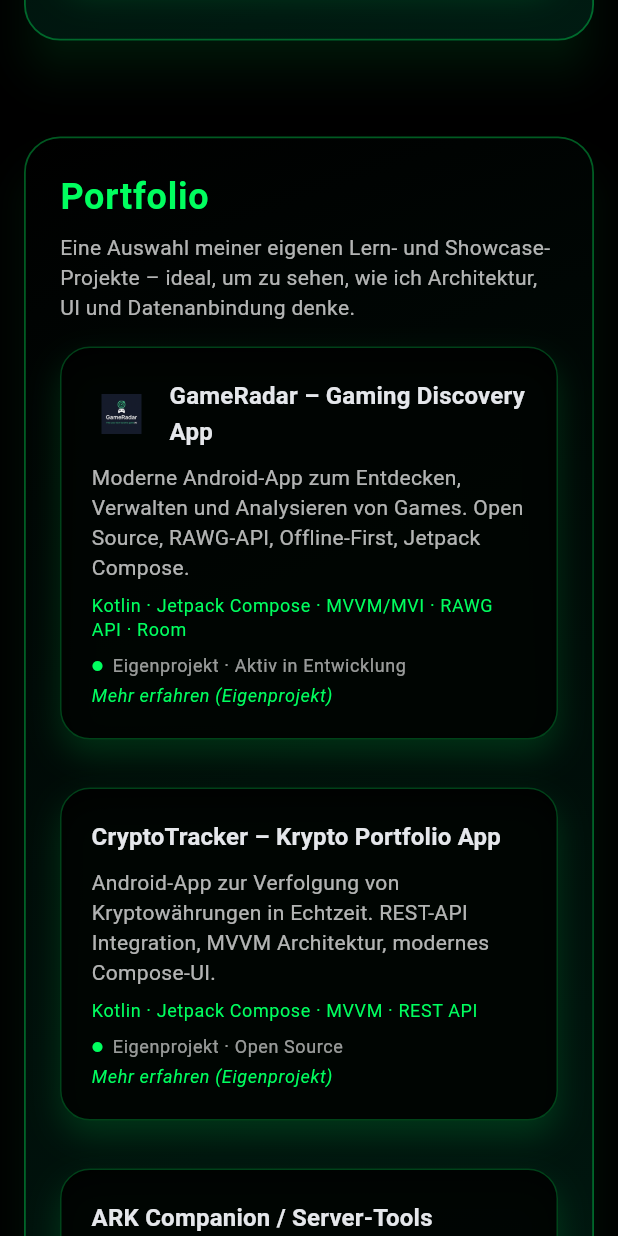
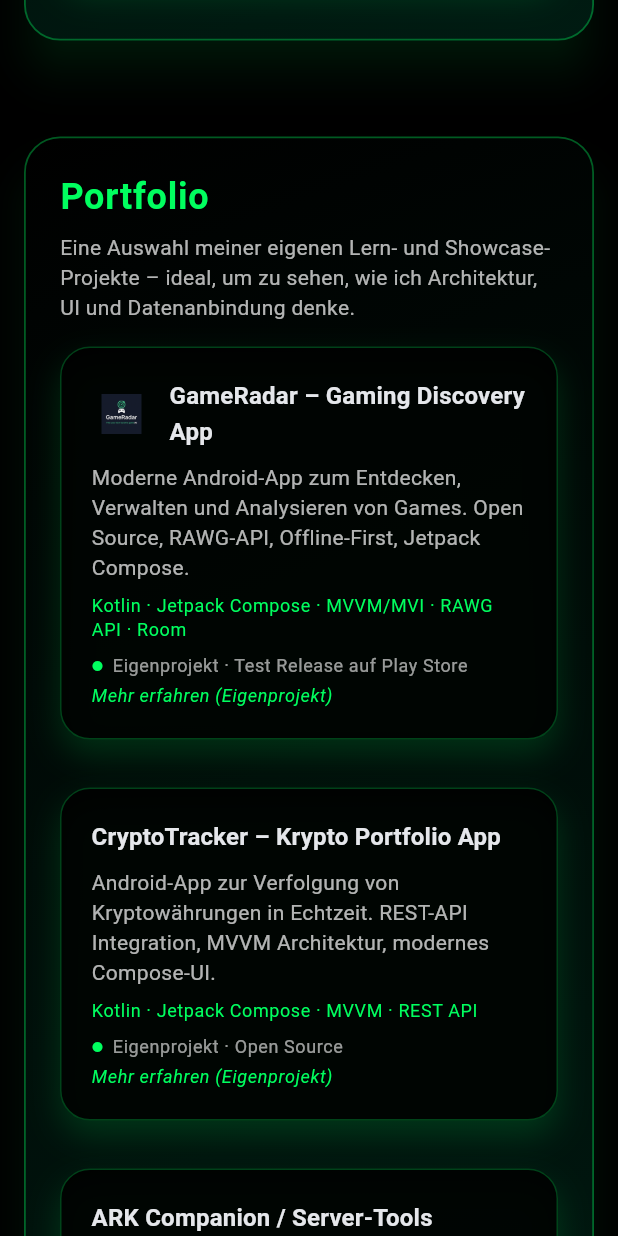
Before and after one commit to jchillah/jchillah_company_site, a Flutter app: the screen it shows after launch, scrolled down 1728 dp, on a phone screen of 412 x 824 dp. Run offline on Flutter 3.47's test engine with Material 3 defaults, Android fonts, the phone set to English and light mode, and no system bars.

Commit message:
Aktualisiere den Status des Portfolio-Projekts und füge 404-Fehlerseite sowie Asset- und Schriftarten-Manifestdateien hinzu

```diff
--- /dev/null
+++ b/docs/assets/FontManifest copy.json
@@ -0,0 +1 @@
+[{"family":"MaterialIcons","fonts":[{"asset":"fonts/MaterialIcons-Regular.otf"}]},{"family":"packages/cupertino_icons/CupertinoIcons","fonts":[{"asset":"packages/cupertino_icons/assets/CupertinoIcons.ttf"}]}]
--- a/lib/src/core/widgets/homepage/sections/portfolio/portfolio_section.dart
+++ b/lib/src/core/widgets/homepage/sections/portfolio/portfolio_section.dart
@@ -147,7 +147,7 @@
                       'Open Source, RAWG-API, Offline-First, Jetpack Compose.',
                   techStack:
                       'Kotlin · Jetpack Compose · MVVM/MVI · RAWG API · Room',
-                  status: 'Eigenprojekt · Aktiv in Entwicklung',
+                  status: 'Eigenprojekt · Test Release auf Play Store',
                   onTap: () => _openGameRadar(context),
                   iconAsset: 'assets/images/gameradar_app_icon.png',
                 ),
```
Also changed, not shown: docs/assets/AssetManifest.bin copy.json (added, +1 -0 lines), 2 other files.
